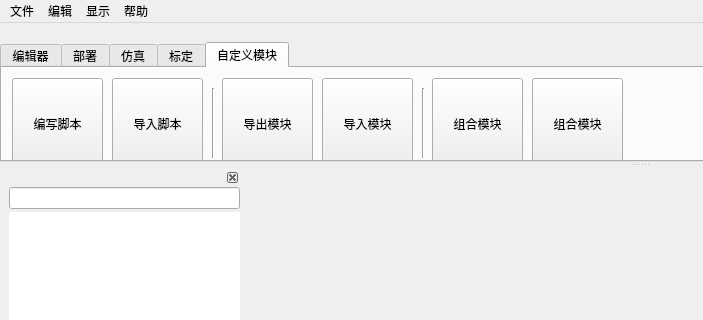
Above: dialogs/mainwindow.ui from L-Net-1992/ADAS_AD_Developer before the change; both pictures show x 0 to 703 and y 0 to 320 of the 1280 by 800 pixel window. Below: the same form after it.
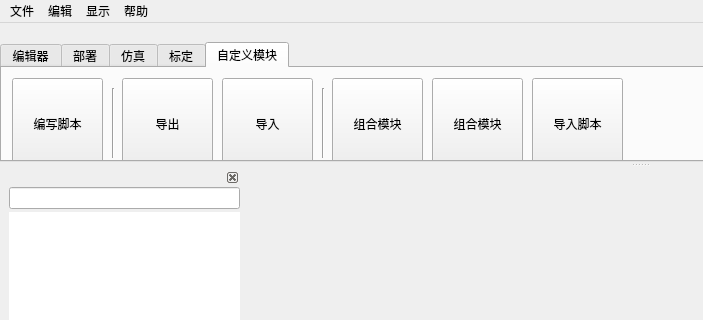
That is the form after the change. The open tabs and pages were chosen to show the change. Icons and pictures are not drawn. Custom widgets are drawn as their Qt base class.

```diff
--- a/dialogs/mainwindow.ui
+++ b/dialogs/mainwindow.ui
@@ -1197,7 +1197,7 @@
         <widget class="QToolButton" name="tb_import">
          <property name="geometry">
           <rect>
-           <x>110</x>
+           <x>530</x>
            <y>10</y>
            <width>91</width>
            <height>91</height>
@@ -1226,7 +1226,7 @@
         <widget class="QToolButton" name="tb_import_module">
          <property name="geometry">
           <rect>
-           <x>320</x>
+           <x>220</x>
            <y>10</y>
            <width>91</width>
            <height>91</height>
@@ -1236,7 +1236,7 @@
           <enum>Qt::NoFocus</enum>
          </property>
          <property name="text">
-          <string>导入模块</string>
+          <string>导入</string>
          </property>
          <property name="icon">
           <iconset resource="../image.qrc">
@@ -1255,7 +1255,7 @@
         <widget class="QToolButton" name="tb_export_module">
          <property name="geometry">
           <rect>
-           <x>220</x>
+           <x>120</x>
            <y>10</y>
            <width>91</width>
            <height>91</height>
@@ -1265,7 +1265,7 @@
           <enum>Qt::NoFocus</enum>
          </property>
          <property name="text">
-          <string>导出模块</string>
+          <string>导出</string>
          </property>
          <property name="icon">
           <iconset resource="../image.qrc">
@@ -1287,7 +1287,7 @@
          </property>
          <property name="geometry">
           <rect>
-           <x>210</x>
+           <x>110</x>
            <y>20</y>
            <width>3</width>
            <height>70</height>
@@ -1306,7 +1306,7 @@
          </property>
          <property name="geometry">
           <rect>
-           <x>420</x>
+           <x>320</x>
            <y>20</y>
            <width>3</width>
            <height>70</height>
@@ -1325,7 +1325,7 @@
          </property>
          <property name="geometry">
           <rect>
-           <x>530</x>
+           <x>430</x>
            <y>10</y>
            <width>91</width>
            <height>91</height>
@@ -1383,7 +1383,7 @@
         <widget class="QToolButton" name="tb_create_subsystem">
          <property name="geometry">
           <rect>
-           <x>430</x>
+           <x>330</x>
            <y>10</y>
            <width>91</width>
            <height>91</height>
```
Left out of the diff: 2 changed lines with no effect on the pictures.
